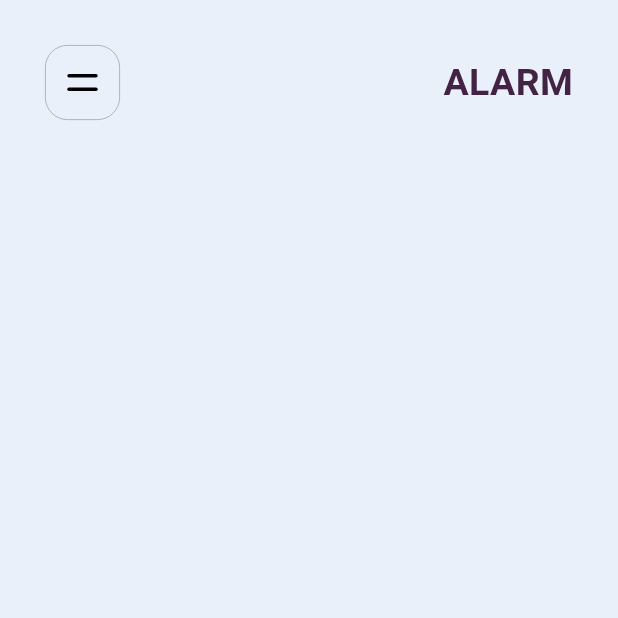
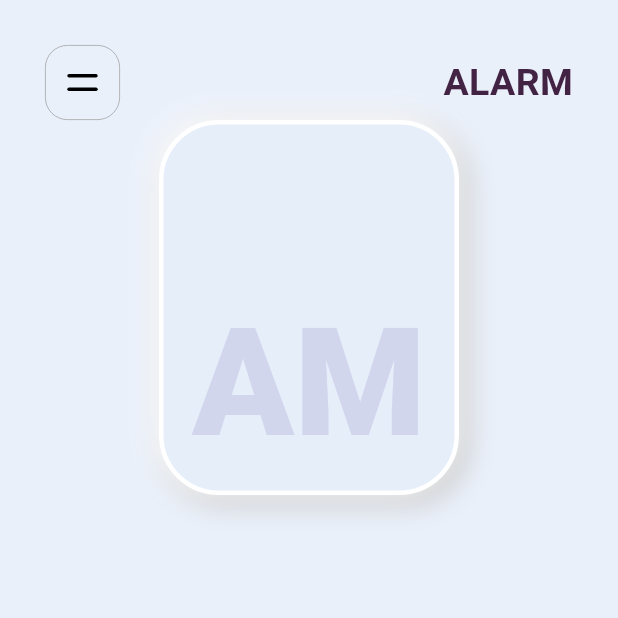
Before and after one commit to nikkieke/flutter_micro_interactions, a Flutter app: the AlarmScreen screen opened directly, on a phone screen of 412 x 824 dp, the top half of it. Run offline on Flutter 3.47's test engine with Material 3 defaults, Android fonts, the phone set to English and light mode, and no system bars; our stand-ins replace flutter_svg, percent_indicator, rive, smooth_page_indicator.

Commit message:
alarm screen

```diff
--- a/lib/features/clock_animation/screens/alarm_screen.dart
+++ b/lib/features/clock_animation/screens/alarm_screen.dart
@@ -39,6 +39,41 @@ class _AlarmScreenState extends State<AlarmScreen> {
                   ],
                 ),
               ),
+              const Padding(padding: EdgeInsets.symmetric(horizontal: 30)),
+              Stack(
+                children: [
+                  Container(
+                    alignment: Alignment.bottomCenter,
+                    height: 250,
+                    width: 200,
+                    decoration: BoxDecoration(
+                        color: UiColors.lightBlueCard,
+                        border: Border.all(color: Colors.white, width: 3),
+                        borderRadius: const BorderRadius.all(Radius.circular(40)),
+                        boxShadow:
+                        [
+                          BoxShadow(
+                            color: Colors.grey.shade400,
+                            offset: const Offset(4, 4),
+                            blurRadius: 15,
+                            spreadRadius: 1,
+                          ),
+                          const BoxShadow(
+                            color: Colors.white,
+                            offset: Offset(-2, -2),
+                            blurRadius: 15,
+                            spreadRadius: 1,
+                          ),
+                        ]
+                    ),
+                    child: const Text('AM', style:
+                    TextStyle(fontSize: 100,
+                      fontWeight: FontWeight.w800,
+                      color: Color(0xffd1d6ed),
+                    ),),
+                  ),
+                ]
+              )
             ],
           )
       ),
```
Also changed, not shown: lib/features/clock_animation/screens/clock_screen.dart (+24 -11 lines), lib/features/clock_animation/widget/button.dart (+0 -40 lines).
